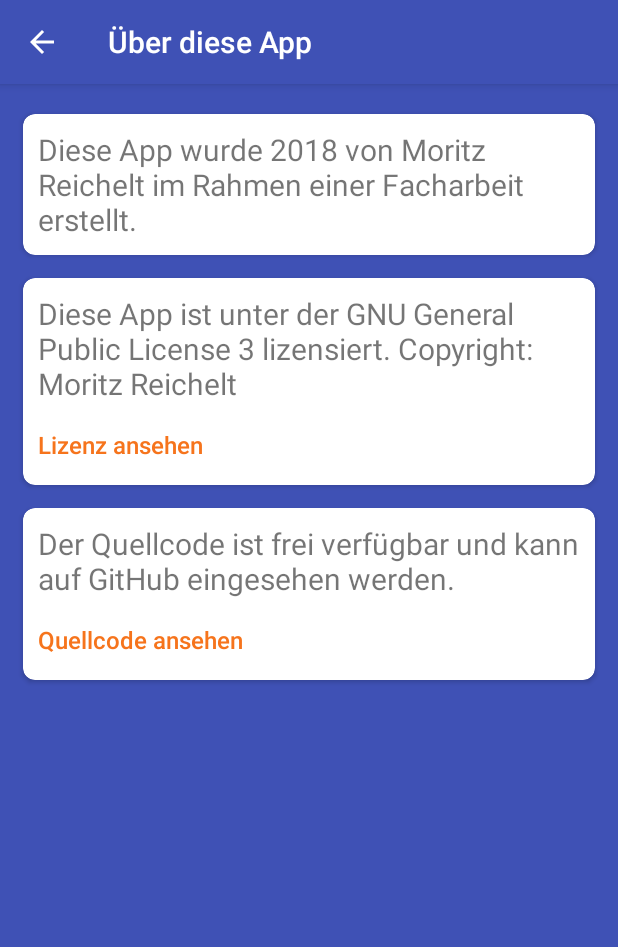
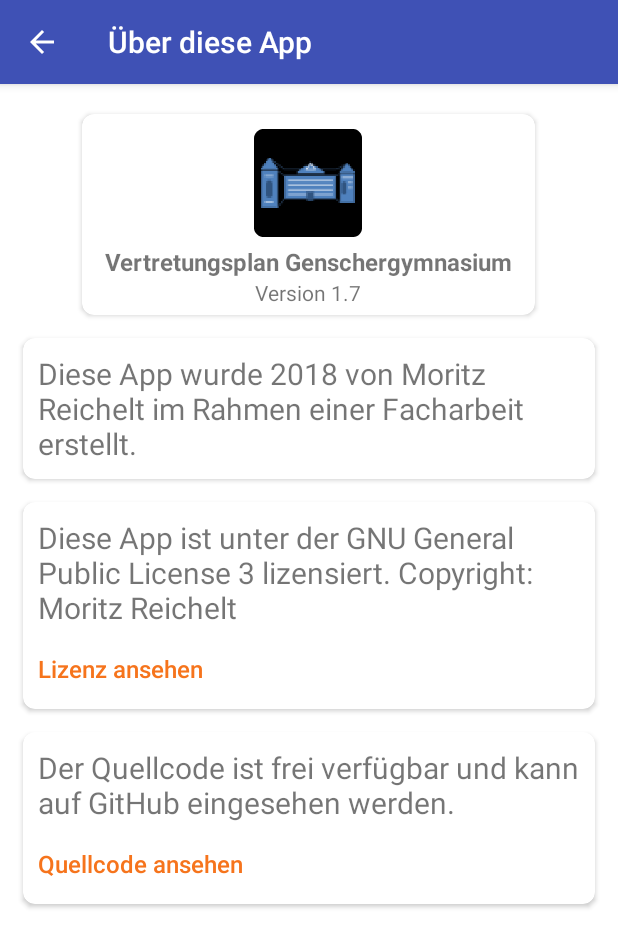
Before and after one commit to MoritzReichelt/VertretungsplanGenschergymnasium, an Android app: the AboutActivity screen opened directly, with no data from a screen before it, on a phone screen of 412 x 824 dp. Shown: the top 947 px of the screen. Run offline under Robolectric (Android 15) with nearby library versions, the phone set to English and light mode, and no system bars.

Commit message:
Neues Design in Über diese App

```diff
--- a/app/src/main/res/layout/activity_about.xml
+++ b/app/src/main/res/layout/activity_about.xml
@@ -4,7 +4,7 @@
     xmlns:app="http://schemas.android.com/apk/res-auto"
     android:layout_width="match_parent"
     android:layout_height="match_parent"
-    android:background="@color/colorPrimary">
+    android:background="@color/colorWhite">
 
     <LinearLayout
         android:layout_width="wrap_content"
@@ -15,7 +15,54 @@
             android:layout_width="wrap_content"
             android:layout_height="wrap_content"
             android:layout_gravity="center"
+            android:layout_marginBottom="15dp"
             android:layout_marginTop="20dp"
+            android:layout_marginStart="15dp"
+            android:layout_marginEnd="15dp"
+            app:cardCornerRadius="8dp">
+
+            <LinearLayout
+                android:layout_width="wrap_content"
+                android:layout_height="wrap_content"
+                android:orientation="vertical">
+
+                <ImageView
+                    android:layout_width="wrap_content"
+                    android:layout_height="wrap_content"
+                    android:src="@mipmap/ic_launcher_round"
+                    android:layout_marginBottom="5dp"
+                    android:layout_marginTop="10dp"
+                    android:layout_gravity="center" />
+
+                <TextView
+                    android:layout_width="wrap_content"
+                    android:layout_height="wrap_content"
+                    android:layout_marginEnd="15dp"
+                    android:layout_marginStart="15dp"
+                    android:text="@string/plan_notif_title"
+                    android:textSize="16sp"
+                    android:textStyle="bold" />
+
+                <TextView
+                    android:layout_width="wrap_content"
+                    android:layout_height="wrap_content"
+                    android:text="@string/about_version"
+                    android:textSize="14sp"
+                    android:layout_marginStart="10dp"
+                    android:layout_marginEnd="10dp"
+                    android:layout_marginBottom="5dp"
+                    android:layout_gravity="center"/>
+
+            </LinearLayout>
+
+
+
+        </android.support.v7.widget.CardView>
+
+        <android.support.v7.widget.CardView
+            android:layout_width="wrap_content"
+            android:layout_height="wrap_content"
+            android:layout_gravity="center"
             android:layout_marginBottom="15dp"
             android:layout_marginEnd="15dp"
             android:layout_marginStart="15dp"
--- a/app/src/main/res/values/strings.xml
+++ b/app/src/main/res/values/strings.xml
@@ -22,6 +22,7 @@
     <string name="new_plan_description">Sendet eine Benachrichtigung bei neuem Vertretungsplan</string>
     <string name="changed_plan_text">Der Vertretungsplan wurde aktualisiert!</string>
     <string name="plan_notif_title">Vertretungsplan Genschergymnasium</string>
+    <string name="about_version">Version 1.7</string>
 
     <!-- Einstellungen - Arrays -->
 
```
Also changed, not shown: app/src/main/res/drawable-hdpi/android_dead.png (deleted), app/src/main/res/drawable-mdpi/android_dead.png (deleted), app/src/main/res/drawable-xhdpi/android_dead.png (deleted), app/src/main/res/drawable-xxhdpi/android_dead.png (deleted), app/src/main/res/drawable-xxxhdpi/android_dead.png (deleted).
